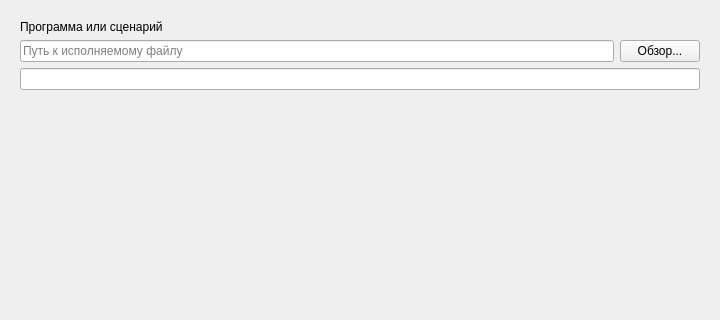
Old version of the form Scheduler/src/pages/pages.ui in the repository Tivlas/task-scheduler; both pictures show x 0 to 720 and y 0 to 320 of the 720 by 527 pixel window.
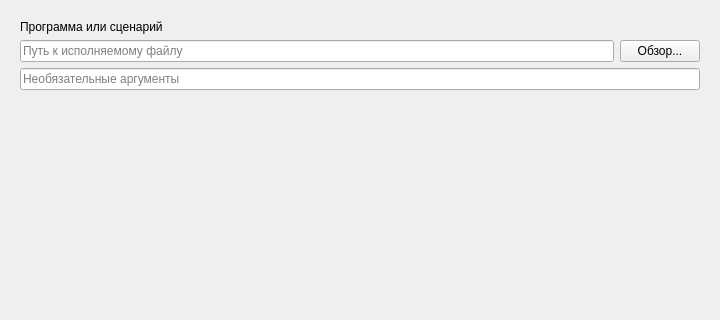
New version of the form. The open tabs and pages were chosen to show the change.

Diff of the .ui file:
```diff
--- a/Scheduler/src/pages/pages.ui
+++ b/Scheduler/src/pages/pages.ui
@@ -375,6 +375,9 @@
          <property name="maxLength">
           <number>500</number>
          </property>
+         <property name="placeholderText">
+          <string>Необязательные аргументы</string>
+         </property>
         </widget>
        </item>
       </layout>
```
Left out of the diff: 2 changed lines with no effect on the pictures.
